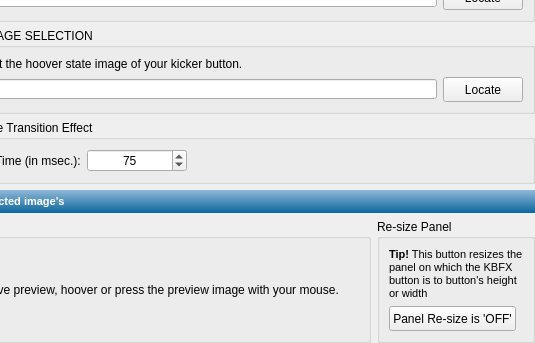
This is kbfx4/configdialog/kbfx_kickerbtn.ui in plexydesk/kbfxmenu as Qt 5 draws it before an edit; both pictures show x 81 to 616 and y 185 to 528 of the 616 by 528 pixel window. The edited form follows.
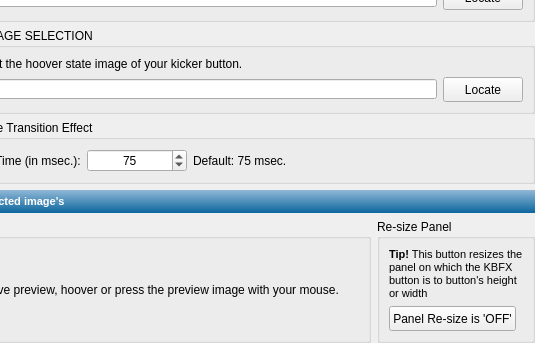
This is the edited form. Icons and pictures are not drawn.

What changed in the file:
```diff
--- a/kbfx4/configdialog/kbfx_kickerbtn.ui
+++ b/kbfx4/configdialog/kbfx_kickerbtn.ui
@@ -409,6 +409,13 @@
           </property>
          </widget>
         </item>
+        <item>
+         <widget class="QLabel" name="label_7" >
+          <property name="text" >
+           <string>Default: 75 msec.</string>
+          </property>
+         </widget>
+        </item>
         <item>
          <spacer name="horizontalSpacer" >
           <property name="orientation" >
```
